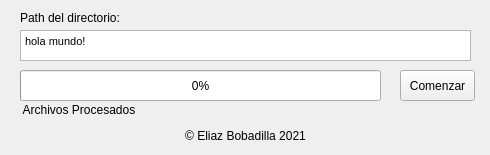
First picture: the form in Interface_Pruebas/main.ui, repository UltiRequiem/recursive-pdf-page-counter, before the edit.
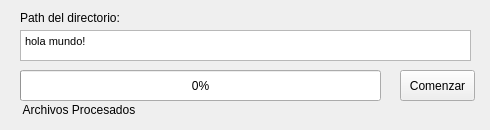
Second picture: the form after the edit.

```diff
--- a/Interface_Pruebas/main.ui
+++ b/Interface_Pruebas/main.ui
@@ -7,7 +7,7 @@
     <x>0</x>
     <y>0</y>
     <width>490</width>
-    <height>155</height>
+    <height>130</height>
    </rect>
   </property>
   <property name="windowTitle">
```
Left out of the diff: 6 changed lines with no effect on the pictures.
